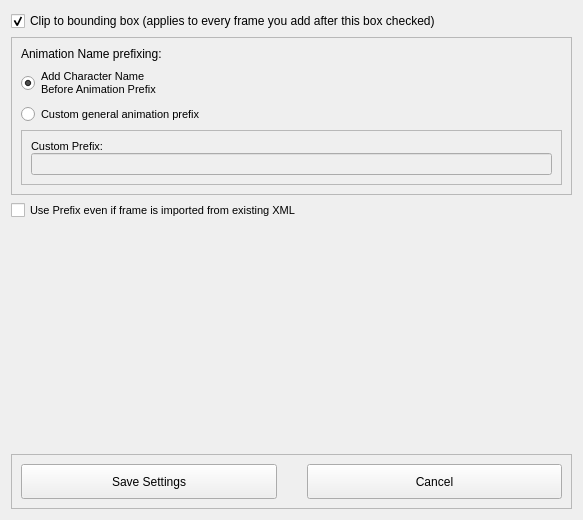
First picture: the form in src/SpritesheetGenSettings.ui, repository UncertainProd/FnF-Spritesheet-and-XML-Maker, before the edit.
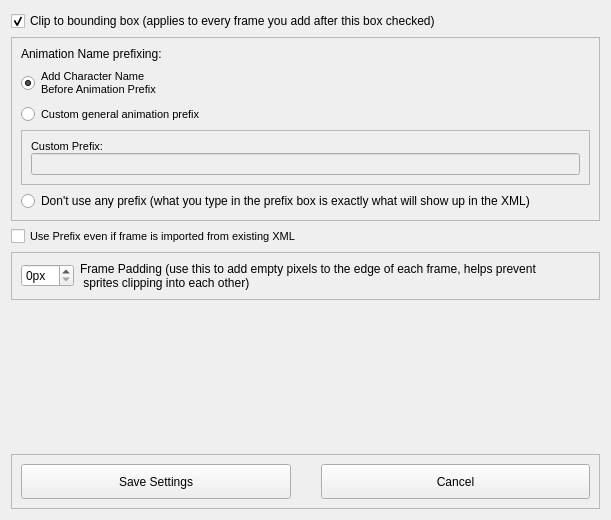
Second picture: the form after the edit.

Commit message: Frame padding option added (only in UI, not functional yet) + Some formatting fixes in the XML + some settings changes

What changed in the file:
```diff
--- a/src/SpritesheetGenSettings.ui
+++ b/src/SpritesheetGenSettings.ui
@@ -9,14 +9,14 @@
    <rect>
     <x>0</x>
     <y>0</y>
-    <width>583</width>
+    <width>611</width>
     <height>520</height>
    </rect>
   </property>
   <property name="windowTitle">
    <string>Spritesheet Generation Settings</string>
   </property>
-  <layout class="QVBoxLayout" name="verticalLayout_3" stretch="0,0,0,0,0">
+  <layout class="QVBoxLayout" name="verticalLayout_3" stretch="0,0,0,0,0,0">
    <item>
     <widget class="QCheckBox" name="clip_checkbox">
      <property name="font">
@@ -115,6 +115,13 @@
         </layout>
        </widget>
       </item>
+      <item>
+       <widget class="QRadioButton" name="no_prefix_radiobtn">
+        <property name="text">
+         <string>Don't use any prefix (what you type in the prefix box is exactly what will show up in the XML)</string>
+        </property>
+       </widget>
+      </item>
      </layout>
     </widget>
    </item>
@@ -130,6 +137,36 @@
      </property>
     </widget>
    </item>
+   <item>
+    <widget class="QFrame" name="frame_4">
+     <property name="frameShape">
+      <enum>QFrame::StyledPanel</enum>
+     </property>
+     <property name="frameShadow">
+      <enum>QFrame::Raised</enum>
+     </property>
+     <layout class="QHBoxLayout" name="horizontalLayout_2" stretch="0,1">
+      <item>
+       <widget class="QSpinBox" name="frame_padding_spinbox">
+        <property name="suffix">
+         <string>px</string>
+        </property>
+        <property name="maximum">
+         <number>20</number>
+        </property>
+       </widget>
+      </item>
+      <item>
+       <widget class="QLabel" name="frame_padding_label">
+        <property name="text">
+         <string>Frame Padding (use this to add empty pixels to the edge of each frame, helps prevent 
+ sprites clipping into each other)</string>
+        </property>
+       </widget>
+      </item>
+     </layout>
+    </widget>
+   </item>
    <item>
     <spacer name="verticalSpacer">
      <property name="orientation">
```
The commit also changes 4 other files.
